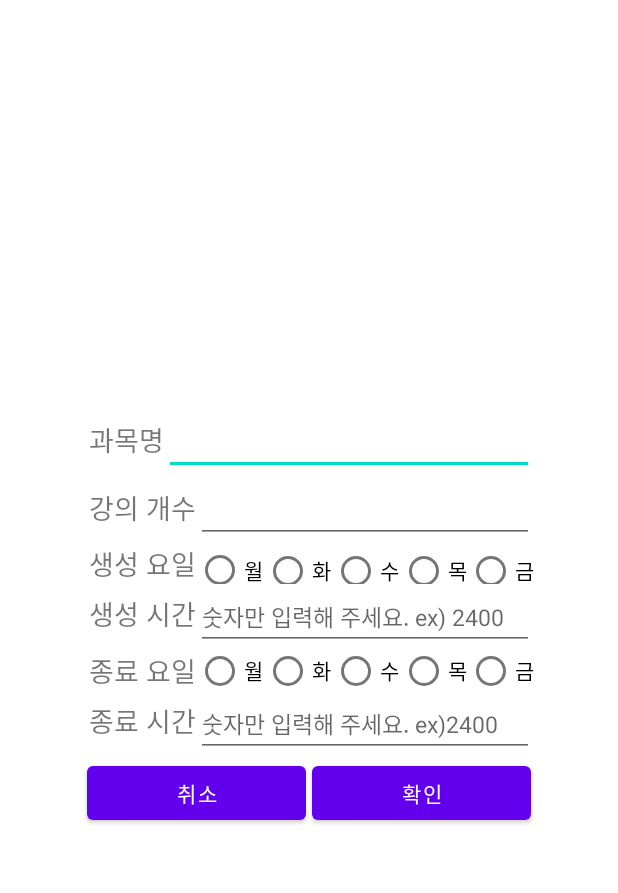
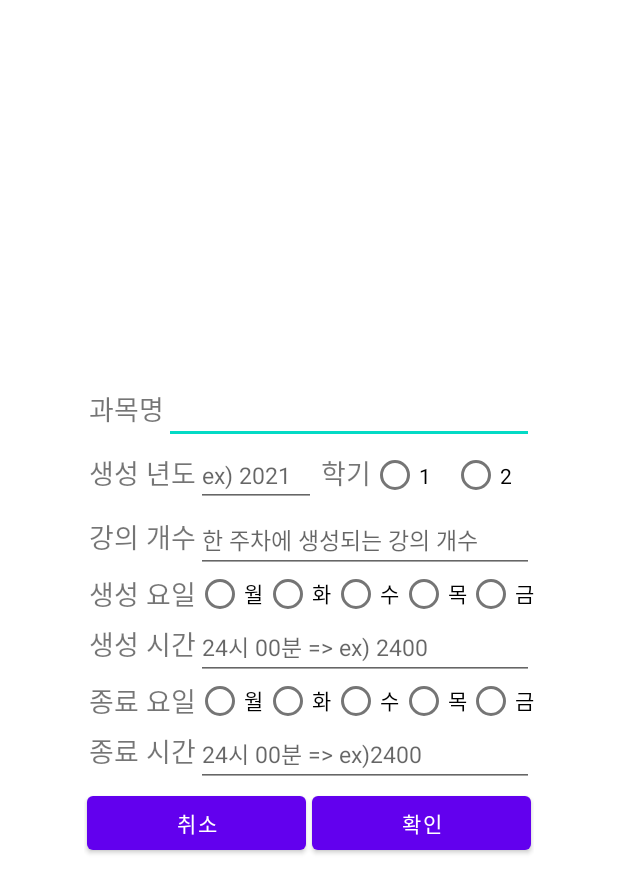
Before and after one commit to YoungEun-Choi930/todo-application, an Android app: the layout activity_add_subject.xml on its own in the app's theme, with its tools: preview values and no code run, on a phone screen of 412 x 824 dp. Shown: the top 893 px of the screen. Run offline under Robolectric (Android 15) with nearby library versions, the phone set to English and light mode, and no system bars.

Commit message:
년도, 학기 추가

```diff
--- a/app/src/main/java/com/example/todo/AddSubjectActivity.java
+++ b/app/src/main/java/com/example/todo/AddSubjectActivity.java
@@ -27,15 +27,17 @@ public class AddSubjectActivity extends Activity {
         requestWindowFeature(Window.FEATURE_NO_TITLE);
         setContentView(R.layout.activity_add_subject);
 
-        Button btn_no = (Button) findViewById(R.id.no_subject);
-        Button btn_yes = (Button) findViewById(R.id.yes_subject);
+        Button btn_no = (Button) findViewById(R.id.no_subject); //취소
+        Button btn_yes = (Button) findViewById(R.id.yes_subject); // 확인
 
-        EditText name_subject = (EditText) findViewById(R.id.name_subject);
-        EditText number_subject = (EditText) findViewById(R.id.number_subject);
-        RadioGroup startweek_subject = (RadioGroup)findViewById(R.id.startWeekNumber_sujbect);
-        EditText startTime_subject = (EditText) findViewById(R.id.startTime_subject);
-        RadioGroup endweek_subject = (RadioGroup)findViewById(R.id.endWeekNumber_sujbect) ;
-        EditText endTime_subject = (EditText) findViewById(R.id.endTime_subject);
+        EditText name_subject = (EditText) findViewById(R.id.name_subject);//과목명
+        EditText number_subject = (EditText) findViewById(R.id.number_subject);//강의개수
+        RadioGroup startweek_subject = (RadioGroup)findViewById(R.id.startWeekNumber_sujbect);//시작요일
+        EditText startTime_subject = (EditText) findViewById(R.id.startTime_subject);//시작시간
+        RadioGroup endweek_subject = (RadioGroup)findViewById(R.id.endWeekNumber_sujbect) ;//종료요일
+        EditText endTime_subject = (EditText) findViewById(R.id.endTime_subject);//종료시간
+        RadioGroup semester_subject = (RadioGroup) findViewById(R.id.semester);//학기
+        EditText year_subject = (EditText) findViewById(R.id.year_subject);//년도
 
 
       //  1:일, 2:월, 3:화, 4:수, 5:목, 6:금, 7:토
@@ -49,6 +51,9 @@ public class AddSubjectActivity extends Activity {
             RadioButton end = (RadioButton)findViewById(endid);
             String strEnd = end.getResources().getResourceName(endid);
 
+            int semesterid = semester_subject.getCheckedRadioButtonId();
+            RadioButton semester = (RadioButton)findViewById(semesterid);
+
 
 
             String name_sub = name_subject.getText().toString();
@@ -57,6 +62,10 @@ public class AddSubjectActivity extends Activity {
             String starttime_sub = startTime_subject.getText().toString();
             int endweeknumber_sub = Integer.parseInt(strEnd.substring(strEnd.length()-1));
             String endtime_sub = endTime_subject.getText().toString();
+            int year_sub =Integer.parseInt(year_subject.getText().toString());
+            int semester_sub = Integer.parseInt(semester.getText().toString());
+
+            System.out.println(year_sub+"년도"+semester_sub);
 
 
             boolean result = ((SubjectManagementActivity)SubjectManagementActivity.mContext).addSubject(name_sub,number_sub,startweeknumber_sub,starttime_sub,endweeknumber_sub,endtime_sub,2021,2);
--- a/app/src/main/java/com/example/todo/SubjectManagementActivity.java
+++ b/app/src/main/java/com/example/todo/SubjectManagementActivity.java
@@ -16,6 +16,7 @@ import android.view.MenuInflater;
 import android.view.MenuItem;
 import android.view.View;
 import android.widget.Button;
+import android.widget.Toast;
 
 
 import java.text.ParseException;
@@ -58,7 +59,7 @@ public class SubjectManagementActivity extends AppCompatActivity {
                 subjectlist.remove(subjectAdapter.getcheckedList().get(i)); //체크된목록 과목목록에서 제거
                 delSubject(subjectAdapter.getcheckedList().get(i).getSubjectName());
             }
-
+            Toast.makeText(this, "과목 삭제 완료", Toast.LENGTH_SHORT).show();
             subjectAdapter.notifyDataSetChanged();
         });
 
--- a/app/src/main/res/layout/activity_add_subject.xml
+++ b/app/src/main/res/layout/activity_add_subject.xml
@@ -33,6 +33,65 @@
 
         <LinearLayout
             android:layout_width="match_parent"
+            android:layout_height="match_parent"
+            android:orientation="horizontal">
+            <TextView
+                android:layout_width="wrap_content"
+                android:layout_height="wrap_content"
+                android:text="생성 년도"
+                android:layout_marginLeft="3dp"
+                android:textSize="18dp"
+                                    />
+
+            <EditText
+                android:id="@+id/year_subject"
+                android:layout_width="80dp"
+                android:layout_height="wrap_content"
+                android:ems="10"
+                android:hint="ex) 2021"
+                android:textSize="15dp"
+                android:inputType="number"
+                android:maxLength="4" />
+
+            <TextView
+                android:layout_width="wrap_content"
+                android:layout_height="wrap_content"
+                android:text="학기"
+                android:layout_marginLeft="3dp"
+                android:textSize="18dp"
+                                       />
+
+            <RadioGroup
+                android:id="@+id/semester"
+                android:layout_width="match_parent"
+                android:layout_height="match_parent"
+                android:orientation="horizontal"
+                android:gravity="center">
+
+
+                <RadioButton
+                    android:id="@+id/semester1"
+                    android:layout_width="wrap_content"
+                    android:layout_height="wrap_content"
+                    android:layout_weight="1"
+                    android:text="1" />
+
+                <RadioButton
+                    android:id="@+id/semester2"
+                    android:layout_width="wrap_content"
+                    android:layout_height="wrap_content"
+                    android:layout_weight="1"
+                    android:text="2" />
+
+
+            </RadioGroup>
+
+
+
+        </LinearLayout>
+
+        <LinearLayout
+            android:layout_width="match_parent"
             android:layout_height="wrap_content"
             android:orientation="horizontal">
             <TextView
@@ -40,14 +99,18 @@
                 android:layout_height="wrap_content"
                 android:text="강의 개수"
                 android:layout_marginLeft="3dp"
-                android:textSize="18dp"/>
+                android:textSize="18dp"
+               />
 
             <EditText
                 android:id="@+id/number_subject"
                 android:layout_width="match_parent"
                 android:layout_height="wrap_content"
                 android:ems="10"
-                android:inputType="number" />
+                android:inputType="number"
+                android:hint="한 주차에 생성되는 강의 개수"
+                android:textSize="15dp"
+                android:maxLength="1"/>
         </LinearLayout>
 
         <LinearLayout
@@ -71,7 +134,7 @@
                 <RadioButton
                     android:id="@+id/start_2"
                     android:layout_width="wrap_content"
-                    android:layout_height="36dp"
+                    android:layout_height="wrap_content"
                     android:layout_weight="1"
                     android:text="월" />
                 <RadioButton
@@ -125,7 +188,8 @@
                 android:ems="10"
                 android:inputType="number"
                 android:textSize="15dp"
-                android:hint="숫자만 입력해 주세요. ex) 2400"/>
+                android:hint="24시 00분 => ex) 2400"
+                android:maxLength="4"/>
         </LinearLayout>
 
         <LinearLayout
@@ -201,7 +265,8 @@
                 android:ems="10"
                 android:inputType="number"
                 android:textSize="15dp"
-                android:hint="숫자만 입력해 주세요. ex)2400"/>
+                android:hint="24시 00분 => ex)2400"
+                android:maxLength="4"/>
         </LinearLayout>
         <LinearLayout
             android:layout_width="match_parent"
```
